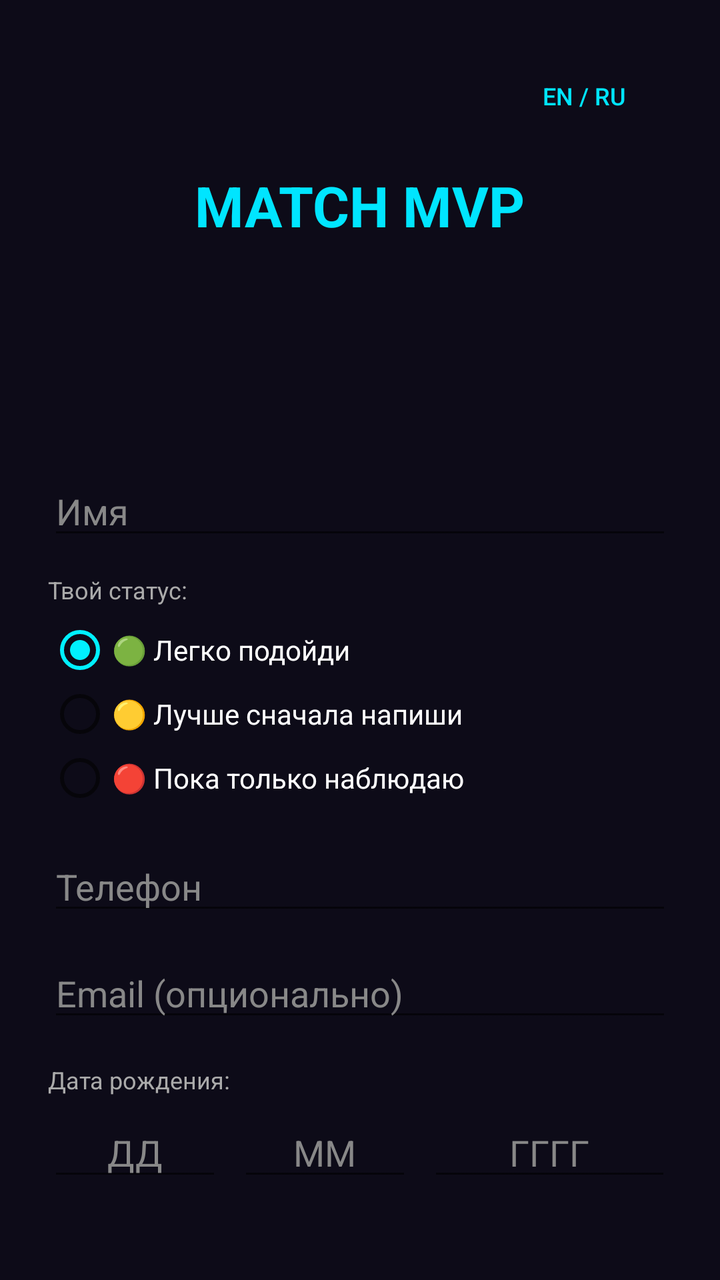
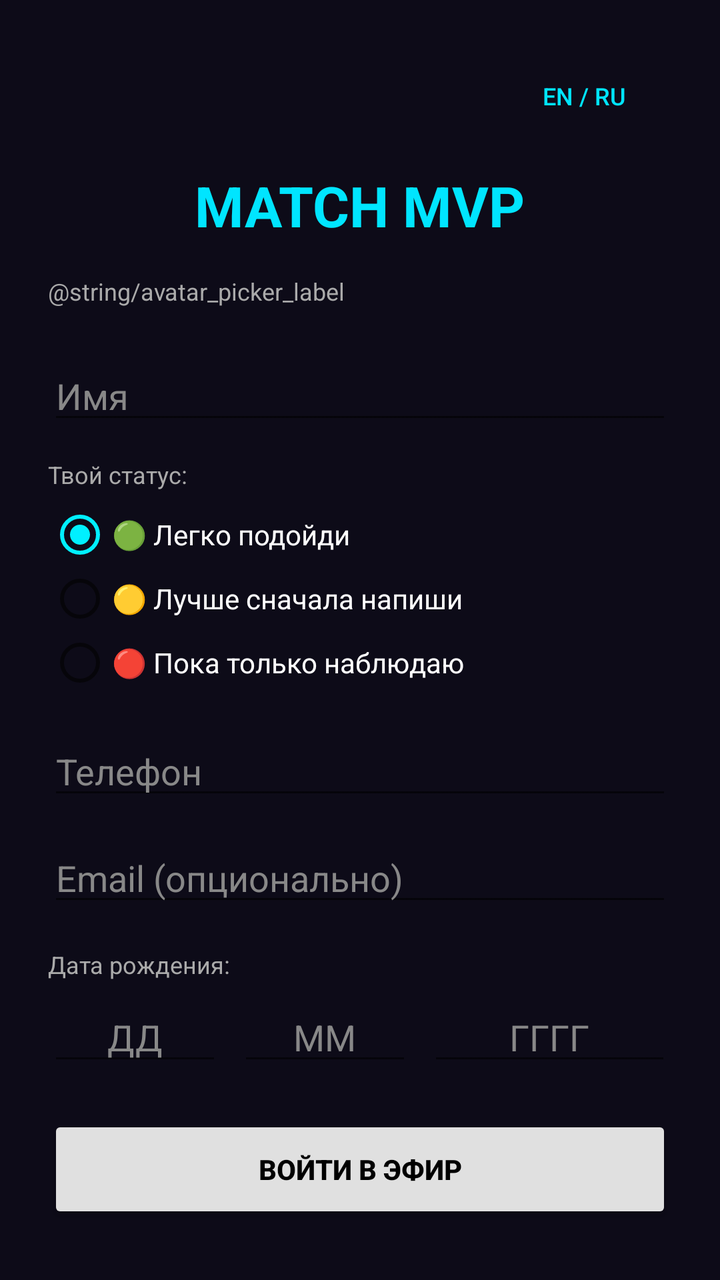

Before-and-after screenshots of an Android layout around one commit, followed by the original layout XML and the change that was made.
<!-- AndroidManifest.xml: application theme Theme.MatchMVP -->
<!-- res/layout/activity_main.xml -->
<?xml version="1.0" encoding="utf-8"?>
<FrameLayout xmlns:android="http://schemas.android.com/apk/res/android"
    android:layout_width="match_parent"
    android:layout_height="match_parent"
    android:background="#0D0B18">

    
    <LinearLayout
        android:id="@+id/joinScreen"
        android:layout_width="match_parent"
        android:layout_height="match_parent"
        android:orientation="vertical"
        android:padding="24dp"
        android:gravity="center_horizontal">

        <LinearLayout
            android:layout_width="match_parent"
            android:layout_height="wrap_content"
            android:orientation="horizontal"
            android:gravity="end"
            android:layout_marginBottom="12dp">

            <Button
                android:id="@+id/langBtn"
                android:layout_width="wrap_content"
                android:layout_height="wrap_content"
                android:text="@string/lang_toggle_button"
                android:textSize="12sp"
                android:textColor="#00E5FF"
                android:background="?android:attr/selectableItemBackground"/>
        </LinearLayout>

        <TextView
            android:id="@+id/titleTv"
            android:layout_width="wrap_content"
            android:layout_height="wrap_content"
            android:text="@string/title_app"
            android:textSize="28sp"
            android:textStyle="bold"
            android:textColor="#00E5FF"
            android:layout_marginBottom="16dp"/>

        <ImageView
            android:id="@+id/myAvatarPreview"
            android:layout_width="80dp"
            android:layout_height="80dp"
            android:layout_marginBottom="16dp"
            android:contentDescription="Avatar"/>

        <EditText
            android:id="@+id/nicknameInput"
            android:layout_width="match_parent"
            android:layout_height="wrap_content"
            android:hint="@string/nickname_hint"
            android:textColorHint="#888888"
            android:textColor="#FFFFFF"
            android:inputType="textPersonName"
            android:layout_marginBottom="12dp"/>

        <TextView
            android:id="@+id/statusLabelTv"
            android:layout_width="match_parent"
            android:layout_height="wrap_content"
            android:text="@string/status_label"
            android:textColor="#AAAAAA"
            android:textSize="12sp"
            android:layout_marginBottom="6dp"/>

        <RadioGroup
            android:id="@+id/statusRadioGroup"
            android:layout_width="match_parent"
            android:layout_height="wrap_content"
            android:orientation="vertical"
            android:layout_marginBottom="16dp">

            <RadioButton
                android:id="@+id/radioGreen"
                android:layout_width="match_parent"
                android:layout_height="wrap_content"
                android:text="@string/status_green"
                android:textColor="#FFFFFF"
                android:checked="true"/>

            <RadioButton
                android:id="@+id/radioYellow"
                android:layout_width="match_parent"
                android:layout_height="wrap_content"
                android:text="@string/status_yellow"
                android:textColor="#FFFFFF"/>

            <RadioButton
                android:id="@+id/radioRed"
                android:layout_width="match_parent"
                android:layout_height="wrap_content"
                android:text="@string/status_red"
                android:textColor="#FFFFFF"/>
        </RadioGroup>

        <EditText
            android:id="@+id/phoneInput"
            android:layout_width="match_parent"
            android:layout_height="wrap_content"
            android:hint="@string/phone_hint"
            android:textColorHint="#888888"
            android:textColor="#FFFFFF"
            android:inputType="phone"
            android:layout_marginBottom="12dp"/>

        <EditText
            android:id="@+id/emailInput"
            android:layout_width="match_parent"
            android:layout_height="wrap_content"
            android:hint="@string/email_hint"
            android:textColorHint="#888888"
            android:textColor="#FFFFFF"
            android:inputType="textEmailAddress"
            android:layout_marginBottom="16dp"/>

        <TextView
            android:id="@+id/birthdateLabelTv"
            android:layout_width="match_parent"
            android:layout_height="wrap_content"
            android:text="@string/birthdate_label"
            android:textColor="#AAAAAA"
            android:textSize="12sp"
            android:layout_marginBottom="6dp"/>

        <LinearLayout
            android:layout_width="match_parent"
            android:layout_height="wrap_content"
            android:orientation="horizontal"
            android:layout_marginBottom="20dp">

            <EditText
                android:id="@+id/birthDayInput"
                android:layout_width="0dp"
                android:layout_height="wrap_content"
                android:layout_weight="1"
                android:layout_marginEnd="8dp"
                android:hint="@string/birthdate_day_hint"
                android:textColorHint="#888888"
                android:textColor="#FFFFFF"
                android:inputType="number"
                android:maxLength="2"
                android:gravity="center"/>

            <EditText
                android:id="@+id/birthMonthInput"
                android:layout_width="0dp"
                android:layout_height="wrap_content"
                android:layout_weight="1"
                android:layout_marginEnd="8dp"
                android:hint="@string/birthdate_month_hint"
                android:textColorHint="#888888"
                android:textColor="#FFFFFF"
                android:inputType="number"
                android:maxLength="2"
                android:gravity="center"/>

            <EditText
                android:id="@+id/birthYearInput"
                android:layout_width="0dp"
                android:layout_height="wrap_content"
                android:layout_weight="1.4"
                android:hint="@string/birthdate_year_hint"
                android:textColorHint="#888888"
                android:textColor="#FFFFFF"
                android:inputType="number"
                android:maxLength="4"
                android:gravity="center"/>
        </LinearLayout>

        <Button
            android:id="@+id/joinBtn"
            android:layout_width="match_parent"
            android:layout_height="54dp"
            android:text="@string/join_button"
            android:textSize="14sp"
            android:textStyle="bold"
            android:textColor="#000000"
            android:backgroundTint="#E0E0E0"/>

    </LinearLayout>

    
    <LinearLayout
        android:id="@+id/blockedScreen"
        android:layout_width="match_parent"
        android:layout_height="match_parent"
        android:orientation="vertical"
        android:padding="32dp"
        android:gravity="center"
        android:visibility="gone">

        <TextView
            android:layout_width="wrap_content"
            android:layout_height="wrap_content"
            android:text="@string/blocked_title"
            android:textSize="20sp"
            android:textStyle="bold"
            android:textColor="#FF5252"
            android:gravity="center"
            android:layout_marginBottom="12dp"/>

        <TextView
            android:layout_width="wrap_content"
            android:layout_height="wrap_content"
            android:text="@string/blocked_message"
            android:textSize="14sp"
            android:textColor="#CCCCCC"
            android:gravity="center"/>

    </LinearLayout>

    
    <LinearLayout
        android:id="@+id/roomScreen"
        android:layout_width="match_parent"
        android:layout_height="match_parent"
        android:orientation="vertical"
        android:padding="16dp"
        android:visibility="gone">

        <LinearLayout
            android:layout_width="match_parent"
            android:layout_height="wrap_content"
            android:orientation="horizontal"
            android:gravity="center_vertical"
            android:layout_marginBottom="12dp">

            <TextView
                android:id="@+id/roomTitleTv"
                android:layout_width="0dp"
                android:layout_height="wrap_content"
                android:layout_weight="1"
                android:text="@string/nearby_title"
                android:textSize="20sp"
                android:textStyle="bold"
                android:maxLines="1"
                android:ellipsize="end"
                android:textColor="#00E5FF"/>

            <Button
                android:id="@+id/historyBtn"
                android:layout_width="wrap_content"
                android:layout_height="wrap_content"
                android:text="@string/history_button"
                android:textColor="#00E5FF"
                android:textSize="13sp"
                android:background="?android:attr/selectableItemBackground"
                android:layout_marginEnd="8dp"/>

            <Button
                android:id="@+id/leaveBtn"
                android:layout_width="wrap_content"
                android:layout_height="wrap_content"
                android:text="@string/leave_button"
                android:textColor="#FF5252"
                android:textSize="13sp"
                android:background="?android:attr/selectableItemBackground"/>
        </LinearLayout>

        <LinearLayout
            android:id="@+id/radarStatusLayout"
            android:layout_width="match_parent"
            android:layout_height="wrap_content"
            android:orientation="horizontal"
            android:gravity="center_vertical"
            android:padding="8dp"
            android:layout_marginBottom="8dp"
            android:background="#1A00E5FF">

            <ProgressBar
                android:layout_width="16dp"
                android:layout_height="16dp"
                android:layout_marginEnd="8dp"
                android:indeterminate="true"/>

            <TextView
                android:id="@+id/radarStatusTv"
                android:layout_width="wrap_content"
                android:layout_height="wrap_content"
                android:text="@string/radar_searching"
                android:textColor="#00E5FF"
                android:textSize="12sp"/>
        </LinearLayout>

        <androidx.recyclerview.widget.RecyclerView
            android:id="@+id/peersRecyclerView"
            android:layout_width="match_parent"
            android:layout_height="match_parent"/>

    </LinearLayout>

</FrameLayout>
<!-- resources referenced by this layout -->
<resources>
  <string name="birthdate_day_hint">ДД</string>
  <string name="birthdate_label">Дата рождения:</string>
  <string name="birthdate_month_hint">ММ</string>
  <string name="birthdate_year_hint">ГГГГ</string>
  <string name="blocked_message">Это приложение предназначено только для пользователей 18 лет и старше.</string>
  <string name="blocked_title">Доступ ограничен</string>
  <string name="email_hint">Email (опционально)</string>
  <string name="history_button">История</string>
  <string name="join_button">ВОЙТИ В ЭФИР</string>
  <string name="lang_toggle_button">EN / RU</string>
  <string name="leave_button">Выйти</string>
  <string name="nearby_title">Кто рядом</string>
  <string name="nickname_hint">Имя</string>
  <string name="phone_hint">Телефон</string>
  <string name="radar_searching">Поиск участников рядом…</string>
  <string name="status_green">🟢 Легко подойди</string>
  <string name="status_label">Твой статус:</string>
  <string name="status_red">🔴 Пока только наблюдаю</string>
  <string name="status_yellow">🟡 Лучше сначала напиши</string>
  <string name="title_app">MATCH MVP</string>
  <style name="Theme.MatchMVP" parent="Theme.AppCompat.Light.NoActionBar">
          <item name="colorPrimary">#0A0118</item>
          <item name="colorPrimaryDark">#0A0118</item>
          <item name="colorAccent">#00F0FF</item>
          <item name="android:windowBackground">#0A0118</item>
      </style>
</resources>

<!-- the commit's change to res/layout/activity_main.xml (unified diff, before → after) -->
@@ -40,12 +40,28 @@
             android:textColor="#00E5FF"
             android:layout_marginBottom="16dp"/>
 
-        <ImageView
-            android:id="@+id/myAvatarPreview"
-            android:layout_width="80dp"
-            android:layout_height="80dp"
-            android:layout_marginBottom="16dp"
-            android:contentDescription="Avatar"/>
+        <TextView
+            android:id="@+id/avatarPickerLabelTv"
+            android:layout_width="match_parent"
+            android:layout_height="wrap_content"
+            android:text="@string/avatar_picker_label"
+            android:textColor="#AAAAAA"
+            android:textSize="12sp"
+            android:layout_marginBottom="6dp"/>
+
+        <HorizontalScrollView
+            android:layout_width="match_parent"
+            android:layout_height="wrap_content"
+            android:scrollbars="none"
+            android:layout_marginBottom="16dp">
+
+            <LinearLayout
+                android:id="@+id/avatarPickerContainer"
+                android:layout_width="wrap_content"
+                android:layout_height="wrap_content"
+                android:orientation="horizontal"/>
+
+        </HorizontalScrollView>
 
         <EditText
             android:id="@+id/nicknameInput"
